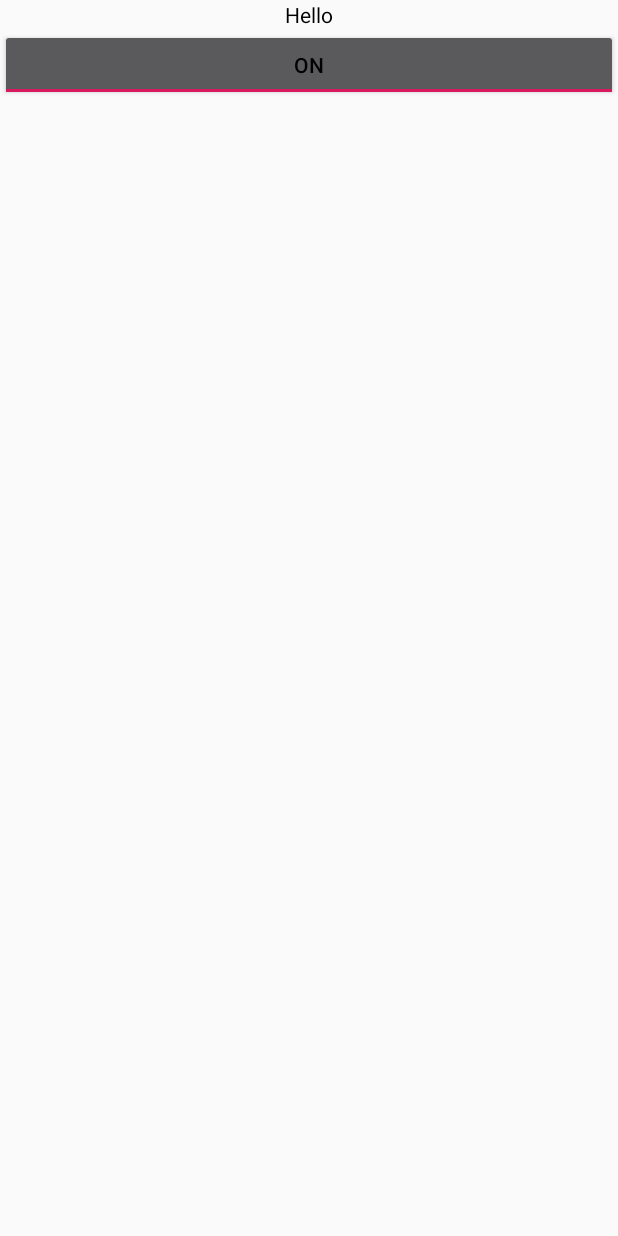
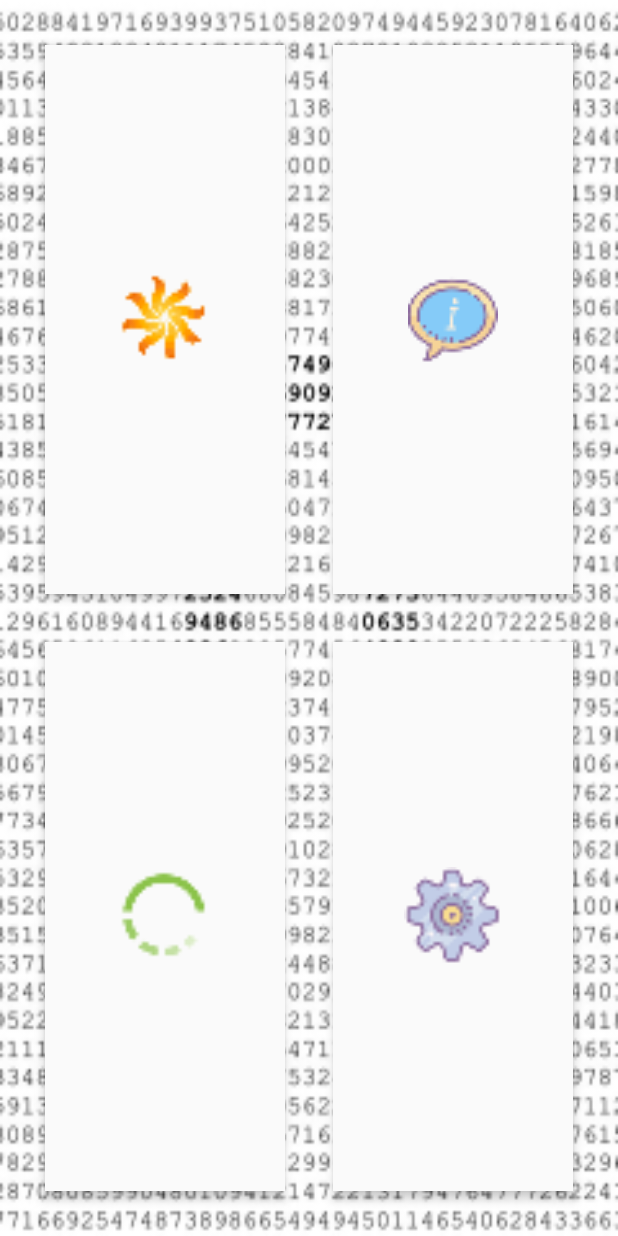
Before and after one commit to JFinkel7/Algebra_Quiz-Android-App, an Android app: the screen it shows after launch (MainActivity), on a phone screen of 412 x 824 dp. Run offline under Robolectric (Android 15) with nearby library versions, the light colour scheme and no system bars.

Commit message:
Added - CardLayout Within MainActivity

```diff
--- a/src/main/java/com/jfinkelstudios/mobile/algebraquizapp/MainActivity.java
+++ b/src/main/java/com/jfinkelstudios/mobile/algebraquizapp/MainActivity.java
@@ -9,12 +9,11 @@ import android.app.PendingIntent;
 import android.content.Intent;
 import android.os.Bundle;
 import android.os.SystemClock;
+import android.util.Log;
 import android.view.MenuItem;
-import android.widget.Toast;
 
 import androidx.annotation.NonNull;
 import androidx.appcompat.app.AppCompatActivity;
-import androidx.drawerlayout.widget.DrawerLayout;
 
 import com.google.android.material.navigation.NavigationView;
 
@@ -24,8 +23,10 @@ public class MainActivity extends AppCompatActivity {
     //*****> CLASS INSTANCE VARIABLES
     private static final int NOTIFICATION_ID = 0;
     // * Alarm Time Config *
-    private static final long ALARM_REPEATED_INTERVAL = AlarmManager.INTERVAL_FIFTEEN_MINUTES;
-    private static final long TRIGGER_TIME = SystemClock.elapsedRealtime() + 5000;
+    private static final long ALARM_REPEATED_INTERVAL = AlarmManager.INTERVAL_DAY;
+    private static final long TRIGGER_TIME = SystemClock.elapsedRealtime() + (ALARM_REPEATED_INTERVAL);
+    private static final String INFO = "INFO:";
+    private static final String ALARM_ACTIVITY_DEBUG_INFO = "Alarm Has Started";
 
     //*****>
     @Override
@@ -33,13 +34,25 @@ public class MainActivity extends AppCompatActivity {
         super.onCreate(savedInstanceState);
         setContentView(R.layout.activity_main);
         /***FIND VIEW BY ID'S***/
-        final DrawerLayout DRAWER_LAYOUT = findViewById(R.id.mainActivityDrawerLayout);
         final NavigationView NAVIGATION_VIEW = findViewById(R.id.mainActivityNavigationView);
+        /***STARTS THE ALARM TO REMIND USER TO STUDY DAILY***/
+        /* ALARM MANGER CONFIGURATION */
+        final AlarmManager ALARM_MANAGER = (AlarmManager) getSystemService(ALARM_SERVICE);
 
-        /***TOGGLE BUTTON SWITCH CONFIG***/
-        //ToggleButton alarmSwitch = findViewById(R.id.switchAlarm);
-        //alarmSwitch.setChecked(startAlarm());
-        startAlarm();
+        /* INTENT & PENDING CONFIGURATION */
+        final Intent NOTIFY_INTENT = new Intent(MainActivity.this, NotificationAlarm.class);
+        final PendingIntent NOTIFY_PENDING_INTENT = PendingIntent.getBroadcast(this, NOTIFICATION_ID, NOTIFY_INTENT, PendingIntent.FLAG_UPDATE_CURRENT);
+
+        /* SETS THE TIME INITIATION CONFIGURATION */
+        // *  Set The Repeating Alarm In 5secs With A 1 Day Interval *
+        if (ALARM_MANAGER != null) {
+            ALARM_MANAGER.setInexactRepeating(AlarmManager.ELAPSED_REALTIME_WAKEUP, TRIGGER_TIME, ALARM_REPEATED_INTERVAL, NOTIFY_PENDING_INTENT);
+            Log.i(INFO, ALARM_ACTIVITY_DEBUG_INFO);
+        } else {
+            if (ALARM_MANAGER != null) {
+                ALARM_MANAGER.cancel(NOTIFY_PENDING_INTENT);
+            }
+        }
 
         /***NAVIGATION_VIEW ITEM SELECTION***/
         NAVIGATION_VIEW.setNavigationItemSelectedListener(new NavigationView.OnNavigationItemSelectedListener() {
@@ -68,26 +81,5 @@ public class MainActivity extends AppCompatActivity {
 
     }// END OF ON CREATE
 
-    private void startAlarm() {
-        /***ALARM MANGER CONFIGURATION***/
-        final AlarmManager ALARM_MANAGER = (AlarmManager) getSystemService(ALARM_SERVICE);
-
-        /***INTENT & PENDING CONFIGURATION***/
-        final Intent NOTIFY_INTENT = new Intent(MainActivity.this, NotificationAlarm.class);
-        final PendingIntent NOTIFY_PENDING_INTENT = PendingIntent.getBroadcast(this, NOTIFICATION_ID, NOTIFY_INTENT, PendingIntent.FLAG_UPDATE_CURRENT);
-
-        /***SETS THE TIME INITIATION CONFIGURATION***/
-        // *  Set The Repeating Alarm In 5secs With A 15 Minute Interval *
-        if (ALARM_MANAGER != null) {
-            ALARM_MANAGER.setInexactRepeating(AlarmManager.ELAPSED_REALTIME_WAKEUP, TRIGGER_TIME, ALARM_REPEATED_INTERVAL, NOTIFY_PENDING_INTENT);
-            Toast.makeText(this, "Alarm set in", Toast.LENGTH_LONG).show();
-        } else {
-            if (ALARM_MANAGER != null) {
-                ALARM_MANAGER.cancel(NOTIFY_PENDING_INTENT);
-            }
-        }
-
-    }
-
 
 }// END OF CLASS
--- a/src/main/res/layout/activity_functions2_3.xml
+++ b/src/main/res/layout/activity_functions2_3.xml
@@ -43,7 +43,7 @@
         android:layout_alignParentStart="true"
         android:background="@android:color/transparent"
         android:onClick="imgBtnShowVideoHelp"
-        android:src="@drawable/ic_live_help24dp"
+        android:src="@drawable/ic_help24dp"
         tools:ignore="ContentDescription" />
 
     <!--TEXT-VIEW-QUESTION-->
--- a/src/main/res/layout/activity_linear_models.xml
+++ b/src/main/res/layout/activity_linear_models.xml
@@ -30,7 +30,7 @@
         android:layout_alignParentStart="true"
         android:background="@android:color/transparent"
         android:onClick="imgBtnShowVideoHelp"
-        android:src="@drawable/ic_live_help24dp"
+        android:src="@drawable/ic_help24dp"
         tools:ignore="ContentDescription" />
 
     <!--TEXT-VIEW-QUESTION-->
--- a/src/main/res/layout/activity_main.xml
+++ b/src/main/res/layout/activity_main.xml
@@ -12,29 +12,152 @@
     tools:ignore="PrivateResource">
 
     <!-- Drawer Relative Layout -->
-    <RelativeLayout
+    <GridLayout
+        android:id="@+id/mainActivityGridLayout"
         android:layout_width="match_parent"
-        android:layout_height="match_parent">
+        android:layout_height="match_parent"
+        android:layout_margin="2dp"
+        android:alignmentMode="alignMargins"
+        android:background="@mipmap/img_math_pi_480x800"
+        android:columnCount="2"
+        android:elevation="2dp"
+        android:padding="14dp"
+        android:rowCount="2">
+        <!-- CARD Layout -->
 
-        <!-- TEXT VIEW -->
-        <TextView
-            android:id="@+id/txtView_Title"
-            android:layout_width="match_parent"
-            android:layout_height="wrap_content"
-            android:text="Hello"
-            android:textAlignment="center"
-            android:textColor="@color/Black" />
+        <!--ROW 1-->
+        <!--COLUMN 1-->
+        <androidx.cardview.widget.CardView
+            android:layout_width="0dp"
+            android:layout_height="0dp"
+            android:layout_rowWeight="1"
+            android:layout_columnWeight="1"
+            android:layout_margin="16dp"
+            android:background="@color/Black"
+            android:backgroundTint="@color/background_material_light"
+            android:padding="2dp"
+            app:cardCornerRadius="0dp"
+            app:cardElevation="4dp">
+            <!-- CARD Layout CONTENT'S -->
+            <LinearLayout
+                android:layout_width="wrap_content"
+                android:layout_height="wrap_content"
+                android:layout_gravity="center_horizontal|center_vertical"
+                android:layout_margin="16dp"
+                android:orientation="vertical">
 
-        <ToggleButton
-            android:id="@+id/switchAlarm"
-            android:layout_width="match_parent"
-            android:layout_height="wrap_content"
-            android:layout_below="@id/txtView_Title"
-            android:checked="true"
-            android:text="Alarm Config"
-            android:textAlignment="center"
-            android:textColor="@color/Black" />
-    </RelativeLayout>
+                <ImageView
+                    android:id="@+id/imgView_Help"
+                    android:layout_width="65dp"
+                    android:layout_height="65dp"
+                    android:layout_gravity="center_horizontal"
+                    android:elevation="4dp"
+                    android:scaleType="centerCrop"
+                    android:src="@mipmap/ic_company_info60" />
+
+            </LinearLayout>
+        </androidx.cardview.widget.CardView>
+
+        <!--ROW 1-->
+        <!--COLUMN 2-->
+        <androidx.cardview.widget.CardView
+            android:id="@+id/mainActivityCardLayout"
+            android:layout_width="0dp"
+            android:layout_height="0dp"
+            android:layout_rowWeight="1"
+            android:layout_columnWeight="1"
+            android:layout_margin="16dp"
+            android:background="@color/Black"
+            android:backgroundTint="@color/background_material_light"
+            android:padding="2dp"
+            app:cardCornerRadius="0dp"
+            app:cardElevation="4dp">
+            <!-- CARD Layout CONTENT'S -->
+            <LinearLayout
+                android:layout_width="wrap_content"
+                android:layout_height="wrap_content"
+                android:layout_gravity="center_horizontal|center_vertical"
+                android:layout_margin="16dp"
+
+                android:orientation="vertical">
+
+                <ImageView
+                    android:id="@+id/imgView_About"
+                    android:layout_width="60dp"
+                    android:layout_height="60dp"
+                    android:layout_gravity="center_horizontal"
+                    android:elevation="4dp"
+                    android:scaleType="centerCrop"
+                    android:src="@mipmap/ic_about60" />
+            </LinearLayout>
+        </androidx.cardview.widget.CardView>
+
+        <!--ROW 2-->
+        <!--COLUMN 1-->
+        <androidx.cardview.widget.CardView
+
+            android:layout_width="0dp"
+            android:layout_height="0dp"
+            android:layout_rowWeight="1"
+            android:layout_columnWeight="1"
+            android:layout_margin="16dp"
+            android:background="@color/Black"
+            android:backgroundTint="@color/background_material_light"
+            android:padding="2dp"
+            app:cardCornerRadius="0dp"
+            app:cardElevation="4dp">
+            <!-- CARD Layout CONTENT'S -->
+            <LinearLayout
+                android:layout_width="wrap_content"
+                android:layout_height="wrap_content"
+                android:layout_gravity="center_horizontal|center_vertical"
+                android:layout_margin="16dp"
+                android:orientation="vertical">
+
+                <ImageView
+                    android:id="@+id/imgView_Progress"
+                    android:layout_width="65dp"
+                    android:layout_height="65dp"
+                    android:layout_gravity="center_horizontal"
+                    android:elevation="4dp"
+                    android:scaleType="centerCrop"
+                    android:src="@mipmap/ic_progress60" />
+            </LinearLayout>
+        </androidx.cardview.widget.CardView>
+
+        <!--ROW 2-->
+        <!--COLUMN 1-->
+        <androidx.cardview.widget.CardView
+
+            android:layout_width="0dp"
+            android:layout_height="0dp"
+            android:layout_rowWeight="1"
+            android:layout_columnWeight="1"
+            android:layout_margin="16dp"
+            android:background="@color/Black"
+            android:backgroundTint="@color/background_material_light"
+            android:padding="2dp"
+            app:cardCornerRadius="0dp"
+            app:cardElevation="4dp">
+            <!-- CARD Layout CONTENT'S -->
+            <LinearLayout
+                android:layout_width="wrap_content"
+                android:layout_height="wrap_content"
+                android:layout_gravity="center_horizontal|center_vertical"
+                android:layout_margin="16dp"
+                android:orientation="vertical">
+
+                <ImageView
+                    android:id="@+id/imgView_Settings"
+                    android:layout_width="65dp"
+                    android:layout_height="65dp"
+                    android:layout_gravity="center_horizontal"
+                    android:elevation="4dp"
+                    android:scaleType="centerCrop"
+                    android:src="@mipmap/ic_settings60" />
+            </LinearLayout>
+        </androidx.cardview.widget.CardView>
+    </GridLayout>
 
 
     <!--SIDE NAVIGATION VIEW -->
```
Also changed, not shown: src/main/res/drawable/ic_help24dp.xml (renamed from src/main/res/drawable/ic_live_help24dp.xml), src/main/res/mipmap-xxhdpi/ic_about60.png (added), src/main/res/mipmap-xxhdpi/ic_company_info60.png (added), src/main/res/mipmap-xxhdpi/ic_progress60.png (added), src/main/res/mipmap-xxhdpi/ic_settings60.png (added), src/main/res/mipmap-xxhdpi/img_math_pi_480x800.jpg (added).
